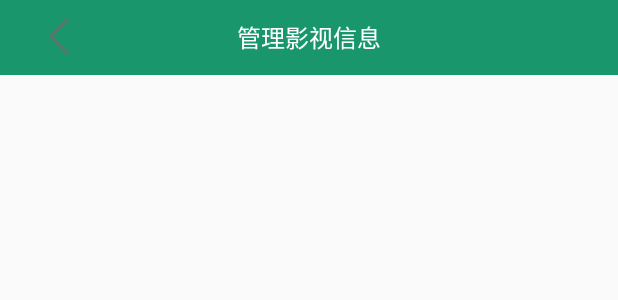
After one commit to minehdcxy/KeepMoving, an Android app: the layout activity_user_manage.xml on its own in the app's theme, with its tools: preview values and no code run, on a phone screen of 412 x 824 dp. The commit adds this screen. Shown: the top 300 px of the screen. Run offline under Robolectric (Android 15) with nearby library versions, the phone set to English and light mode, and no system bars.

```diff
--- a/app/src/main/AndroidManifest.xml
+++ b/app/src/main/AndroidManifest.xml
@@ -48,11 +48,12 @@
         <activity android:name=".login.LoginActivity" />
         <activity android:name=".register.RegisterActivity" />
         <activity android:name=".home.HomeActivity" />
-        <activity android:name=".user.ActivityUserInfo" />
+        <activity android:name=".user.info.ActivityUserInfo" />
         <activity android:name=".user.ActivityUserWallet" />
         <activity android:name=".user.ActivityUserCard" />
         <activity android:name=".user.ActivityUserAdvise" />
         <activity android:name=".filmDetail.FilmDetailActivity" />
+        <activity android:name=".user.ActivityUserManage" />
     </application>
 
 </manifest>
--- a/app/src/main/java/base/BasePresenter.java
+++ b/app/src/main/java/base/BasePresenter.java
@@ -5,5 +5,5 @@ package base;
  */
 
 public interface BasePresenter {
-    void destory();
+    void destroy();
 }
--- a/app/src/main/java/com/example/raytine/keepmoving/home/tabUi/RecommendPresenter.java
+++ b/app/src/main/java/com/example/raytine/keepmoving/home/tabUi/RecommendPresenter.java
@@ -39,7 +39,7 @@ public class RecommendPresenter implements RecommendContract.Presenter{
     }
 
     @Override
-    public void destory() {
+    public void destroy() {
 
     }
 }
--- a/app/src/main/java/com/example/raytine/keepmoving/login/LoginPresenter.java
+++ b/app/src/main/java/com/example/raytine/keepmoving/login/LoginPresenter.java
@@ -37,8 +37,7 @@ class LoginPresenter implements LoginContract.Presenter {
 
 
     @Override
-    public void destory() {
+    public void destroy() {
 
     }
-
 }
--- a/app/src/main/java/com/example/raytine/keepmoving/register/RegisterPresenter.java
+++ b/app/src/main/java/com/example/raytine/keepmoving/register/RegisterPresenter.java
@@ -40,9 +40,9 @@ class RegisterPresenter implements RegisterContract.Presenter {
         });
     }
 
+
     @Override
-    public void destory() {
+    public void destroy() {
 
     }
-
 }
--- a/app/src/main/java/com/example/raytine/keepmoving/user/UserFragment.java
+++ b/app/src/main/java/com/example/raytine/keepmoving/user/UserFragment.java
@@ -13,6 +13,7 @@ import android.widget.TextView;
 import com.example.raytine.keepmoving.R;
 import com.example.raytine.keepmoving.application.MyLeanCloudApplication;
 import com.example.raytine.keepmoving.login.LoginActivity;
+import com.example.raytine.keepmoving.user.info.ActivityUserInfo;
 import com.example.raytine.keepmoving.user.model.User;
 
 public class UserFragment extends Fragment implements View.OnClickListener {
@@ -84,7 +85,8 @@ public class UserFragment extends Fragment implements View.OnClickListener {
                 startActivity(infoIntent);
                 break;
             case R.id.user_manage_ll:
-//                Intent manageIntent = new Intent(getActivity(), )
+                Intent manageIntent = new Intent(getActivity(), ActivityUserManage.class);
+                startActivity(manageIntent);
                 break;
             case R.id.user_wallet_ll:
                 Intent walletIntent = new Intent(getActivity(), ActivityUserWallet.class);
@@ -99,6 +101,7 @@ public class UserFragment extends Fragment implements View.OnClickListener {
                 startActivity(adviseIntent);
                 break;
             case R.id.user_exit_tv:
+                MyLeanCloudApplication.getIns().setUser(null);
                 Intent exitIntent = new Intent(getActivity(), LoginActivity.class);
                 startActivity(exitIntent);
                 break;
--- /dev/null
+++ b/app/src/main/res/layout/activity_user_manage.xml
@@ -0,0 +1,29 @@
+<?xml version="1.0" encoding="utf-8"?>
+<LinearLayout xmlns:android="http://schemas.android.com/apk/res/android"
+    android:orientation="vertical" android:layout_width="match_parent"
+    android:layout_height="match_parent">
+
+    <android.support.v7.widget.Toolbar
+        android:id="@+id/user_manage_toolbar"
+        android:layout_width="match_parent"
+        android:background="@color/dark_green"
+        android:layout_height="50dp">
+
+        <ImageView
+            android:id="@+id/user_manage_back_iv"
+            android:layout_width="50dp"
+            android:layout_height="50dp"
+            android:src="@drawable/ic_banner_back_grey" />
+
+        <TextView
+            android:layout_width="wrap_content"
+            android:layout_height="wrap_content"
+            android:layout_gravity="center"
+            android:text="管理影视信息"
+            android:textSize="16sp"
+            android:textColor="@color/white"
+            />
+
+    </android.support.v7.widget.Toolbar>
+
+</LinearLayout>
```
Also changed, not shown: app/src/main/java/com/example/raytine/keepmoving/api/LoginApi.java (+33 -0 lines), app/src/main/java/com/example/raytine/keepmoving/api/UpdateUserInfoApi.java (added, +34 -0 lines), app/src/main/java/com/example/raytine/keepmoving/user/ActivityUserManage.java (added, +28 -0 lines), app/src/main/java/com/example/raytine/keepmoving/user/info/ActivityUserInfo.java (renamed from app/src/main/java/com/example/raytine/keepmoving/user/ActivityUserInfo.java, +53 -2 lines), app/src/main/java/com/example/raytine/keepmoving/user/info/UserInfoContract.java (added, +19 -0 lines), app/src/main/java/com/example/raytine/keepmoving/user/info/UserInfoPresenter.java (added, +40 -0 lines), app/src/main/java/com/example/raytine/keepmoving/user/model/User.java (+23 -0 lines), app/src/main/res/layout/fragment_user.xml (+6 -1 lines).
